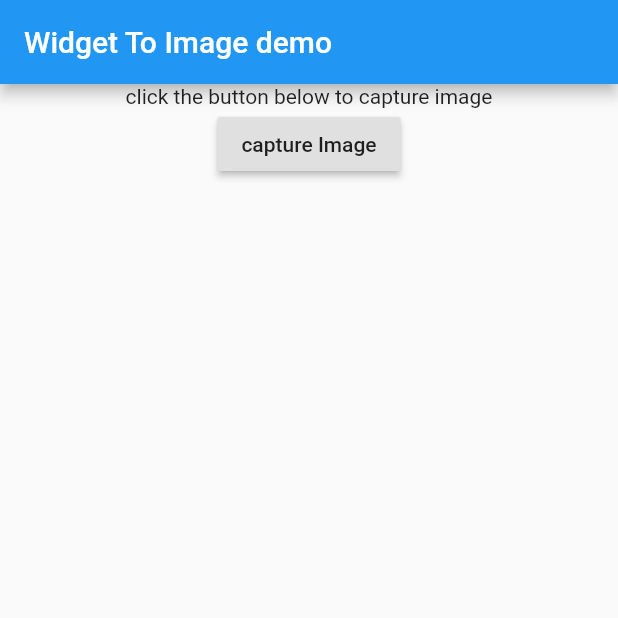
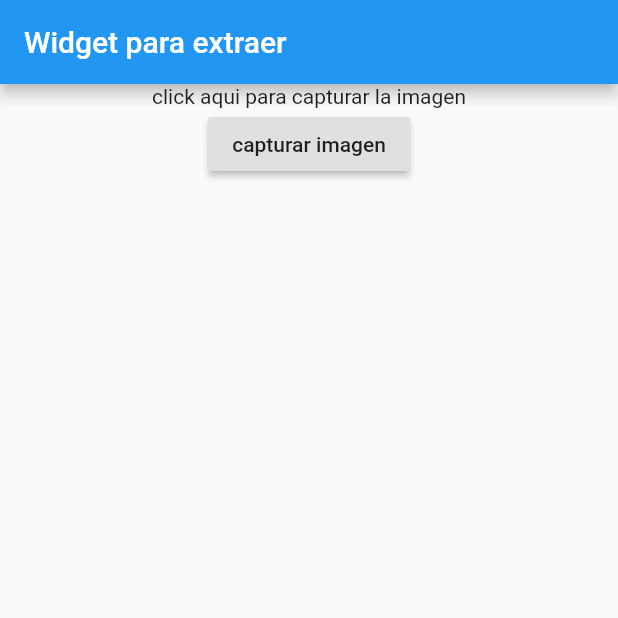
Before and after one commit to Xoukoi/recortar_widget, a Flutter app: the screen it shows after launch, on a phone screen of 412 x 824 dp, the top half of it. Run offline on Flutter 3.47's test engine with Material 2 defaults, Android fonts, the phone set to English and light mode, and no system bars.

```diff
--- a/lib/main.dart
+++ b/lib/main.dart
@@ -13,7 +13,7 @@ class MyApp extends StatelessWidget {
   @override
   Widget build(BuildContext context) {
     return new MaterialApp(
-      title: 'Flutter Demo',
+      title: 'Recorte Widget',
       theme: new ThemeData(
         primarySwatch: Colors.blue,
       ),
@@ -63,7 +63,7 @@ class _MyHomePageState extends State<MyHomePage> {
       key: _globalKey,
       child: new Scaffold(
           appBar: new AppBar(
-            title: new Text('Widget To Image demo'),
+            title: new Text('Widget para extraer'),
           ),
           body: SingleChildScrollView(
             child: Center(
@@ -71,10 +71,10 @@ class _MyHomePageState extends State<MyHomePage> {
                 mainAxisAlignment: MainAxisAlignment.center,
                 children: <Widget>[
                   new Text(
-                    'click the button below to capture image',
+                    'click aqui para capturar la imagen',
                   ),
                   new RaisedButton(
-                    child: Text('capture Image'),
+                    child: Text('capturar imagen'),
                     onPressed: _capturePng,
                   ),
                   inside
```
